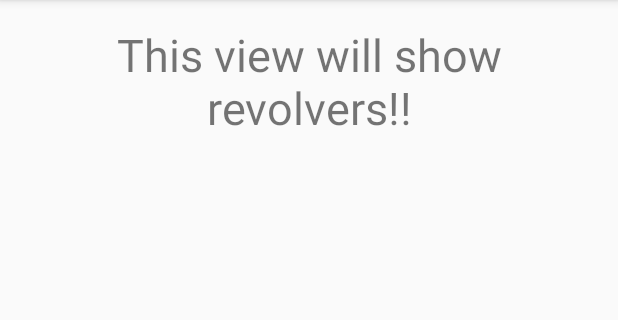
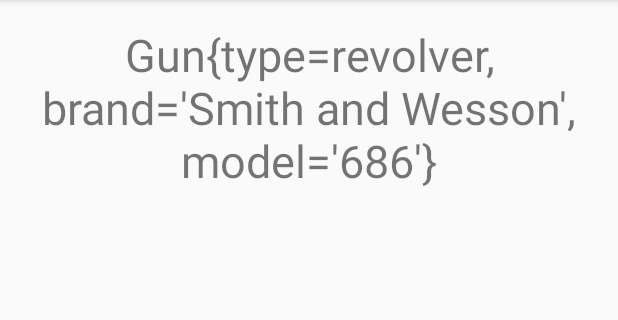
Before and after one commit to johnm589/ADI_Project2, an Android app: the screen it shows after launch (ListActivity), after a tap on an icon or button, on a phone screen of 412 x 824 dp, the part 84-404 px from its top. Run offline under Robolectric (Android 15) with nearby library versions, the phone set to English and light mode, and no system bars.

Commit message:
have data moving in intents, now need to make cursor adapter

```diff
--- a/AFDB/app/src/main/java/com/example/john/afdb/DatabaseHelper.java
+++ b/AFDB/app/src/main/java/com/example/john/afdb/DatabaseHelper.java
@@ -40,15 +40,14 @@ public class DatabaseHelper extends SQLiteOpenHelper {
                     "(" +
                     COL_ID + " INTEGER PRIMARY KEY AUTOINCREMENT, " +
                     COL_ITEM_BRAND + " TEXT, " +
-                    COL_ITEM_MODEL + " TEXT,  " +
+                    COL_ITEM_MODEL + " TEXT, " +
                     COL_ITEM_FINISH + " TEXT, " +
                     COL_ITEM_WOOD + " INTEGER, " +
                     COL_ITEM_CALIBER + " TEXT, " +
                     COL_ITEM_SERIAL + " TEXT, " +
-                    COL_ITEM_TYPE + " TEXT"+
+                    COL_ITEM_TYPE + " TEXT, " +
                     COL_ITEM_STAR + " INTEGER, "+
-                    COL_ITEM_PICTURE + " TEXT "+
-                    ")";
+                    COL_ITEM_PICTURE + " TEXT )";
 
     private static DatabaseHelper mInstance;
 
@@ -90,6 +89,8 @@ public class DatabaseHelper extends SQLiteOpenHelper {
         values.put(COL_ITEM_TYPE, type);
         values.put(COL_ITEM_STAR, star);
         values.put(COL_ITEM_PICTURE, picture);
+
+        db.insert(GUN_LIST_TABLE_NAME, null, values);
     }
 
     public Cursor getExampleList(){
@@ -121,7 +122,7 @@ public class DatabaseHelper extends SQLiteOpenHelper {
 
         // Define the selection values. The ?'s in the selection
         // The number of values in the following array should equal the number of ? in the where clause
-        String[] selectionArgs = new String[]{ String.valueOf(type) };
+        String[] selectionArgs = new String[]{ type };
 
         // Make the query, getting the cursor object
         Cursor cursor = db.query(GUN_LIST_TABLE_NAME, projection, selection, selectionArgs, null, null, null, null);
@@ -129,7 +130,7 @@ public class DatabaseHelper extends SQLiteOpenHelper {
         // With the cursor, create a new game object and return it
         cursor.moveToFirst();
 
-        String brand = cursor.getString( cursor.getColumnIndex(COL_ITEM_BRAND) );
+        String brand = cursor.getString( cursor.getColumnIndex(COL_ITEM_BRAND));
         String model = cursor.getString(cursor.getColumnIndex(COL_ITEM_MODEL));
 
 
--- a/AFDB/app/src/main/java/com/example/john/afdb/ListActivity.java
+++ b/AFDB/app/src/main/java/com/example/john/afdb/ListActivity.java
@@ -1,11 +1,8 @@
 package com.example.john.afdb;
 
 import android.content.Intent;
-import android.database.Cursor;
 import android.os.Bundle;
 import android.support.v7.app.AppCompatActivity;
-import android.widget.ListView;
-import android.widget.SimpleCursorAdapter;
 import android.widget.TextView;
 
 public class ListActivity extends AppCompatActivity {
@@ -15,23 +12,28 @@ public class ListActivity extends AppCompatActivity {
         super.onCreate(savedInstanceState);
         setContentView(R.layout.activity_list);
 
-        final TextView title = (TextView) findViewById(R.id.title);
+        DatabaseHelper db = new DatabaseHelper(this);
+//        int id, String brand, String model, String finish, int wood, String caliber, String serial, String type, int star, String picture
 
         Intent i = getIntent();
 
-        final String titleText = i.getStringExtra("type");
+        String titleText = i.getStringExtra("type").toString();
 
-        title.setText("This view will show " + titleText + "s!!");
+        Gun retrievedGame = db.getGunByType(titleText);
 
-        ListView listView = (ListView)findViewById(R.id.list_view);
+        ((TextView)findViewById(R.id.title2)).setText(retrievedGame.toString());
 
-        DatabaseHelper helper = DatabaseHelper.getInstance(ListActivity.this);
 
-        final Cursor cursor = helper.getExampleList();
 
-        SimpleCursorAdapter simpleCursorAdapter = new SimpleCursorAdapter(ListActivity.this,android.R.layout.simple_list_item_1,cursor,new String[]{DatabaseHelper.COL_ITEM_BRAND},new int[]{android.R.id.text1},0);
-
-        listView.setAdapter(simpleCursorAdapter);
+//        ListView listView = (ListView)findViewById(R.id.list_view);
+//
+//        DatabaseHelper helper = DatabaseHelper.getInstance(ListActivity.this);
+//
+//        final Cursor cursor = helper.getExampleList();
+//
+//        SimpleCursorAdapter simpleCursorAdapter = new SimpleCursorAdapter(ListActivity.this,android.R.layout.simple_list_item_1,cursor,new String[]{DatabaseHelper.COL_ITEM_BRAND},new int[]{android.R.id.text1},0);
+//
+//        listView.setAdapter(simpleCursorAdapter);
 
 
 //        listView.setOnItemClickListener(new AdapterView.OnItemClickListener() {
--- a/AFDB/app/src/main/java/com/example/john/afdb/MainActivity.java
+++ b/AFDB/app/src/main/java/com/example/john/afdb/MainActivity.java
@@ -22,7 +22,9 @@ public class MainActivity extends AppCompatActivity {
         DatabaseHelper db = new DatabaseHelper(this);
 //        int id, String brand, String model, String finish, int wood, String caliber, String serial, String type, int star, String picture
         db.insert(1, "Colt", "1911", "Chrome", 0, ".45", "12345", "pistol", 3, "");
-        db.insert(2, "Smith and Wesson", "686", "Chrome", 1, ".357 Magnum", "12346", "revolver", 5, "");
+        db.insert(2, "Smith and Wesson", "686", "Chrome", 1, ".357", "12345", "revolver", 5, "");
+        db.insert(3, "Mossberg", "500", "Blued", 0, "12 Ga", "12345", "shotgun", 4, "");
+        db.insert(4, "Winchester", "Lever", "blued", 1, "30-30", "12345", "rifle", 4, "");
 
 
 
--- a/AFDB/app/src/main/res/layout/activity_list.xml
+++ b/AFDB/app/src/main/res/layout/activity_list.xml
@@ -13,7 +13,7 @@
     <TextView
         android:layout_width="match_parent"
         android:layout_height="wrap_content"
-        android:id="@+id/title"
+        android:id="@+id/title2"
         android:text="PlaceHolder"
         android:layout_marginBottom="20dp"
         android:textSize="30dp"
```
